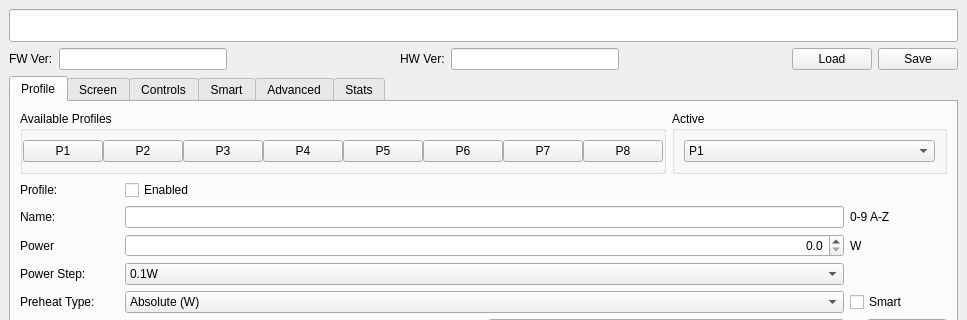
Before: the Qt Designer form src/mainwindow.ui in rrveex/nfe, drawn with Qt 5; both pictures show x 0 to 967 and y 0 to 320 of the 967 by 979 pixel window.
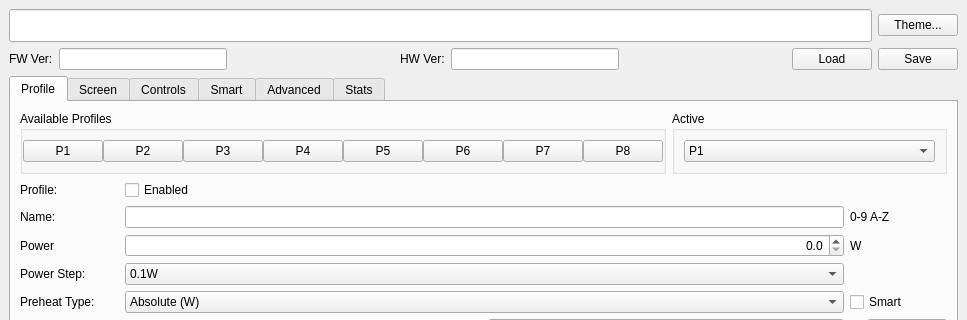
After: the same form once the commit is applied.

Patch:
```diff
--- a/src/mainwindow.ui
+++ b/src/mainwindow.ui
@@ -16,6 +16,8 @@
   <widget class="QWidget" name="centralwidget">
    <layout class="QVBoxLayout" name="verticalLayout_2">
     <item>
+     <layout class="QHBoxLayout" name="horizontalLayout_3">
+      <item>
      <widget class="QLineEdit" name="deviceNameEdit">
       <property name="font">
        <font>
@@ -34,6 +36,15 @@
        <bool>true</bool>
       </property>
      </widget>
+      </item>
+      <item>
+       <widget class="QPushButton" name="themeBtn">
+        <property name="text">
+         <string>Theme...</string>
+        </property>
+       </widget>
+      </item>
+     </layout>
     </item>
     <item>
      <layout class="QHBoxLayout" name="horizontalLayout_4">
```
Lines whose indentation alone changed are shown as unchanged.
